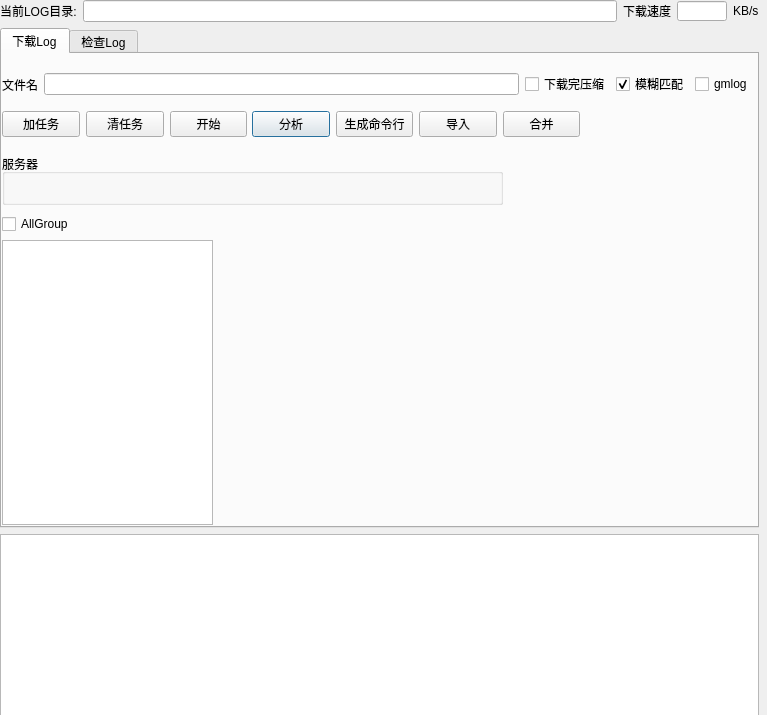
Above: python/demo/xPyQTDemo/ui/DlgLog.ui from sunnybug/sunnybug before the change. Below: the same form after it.
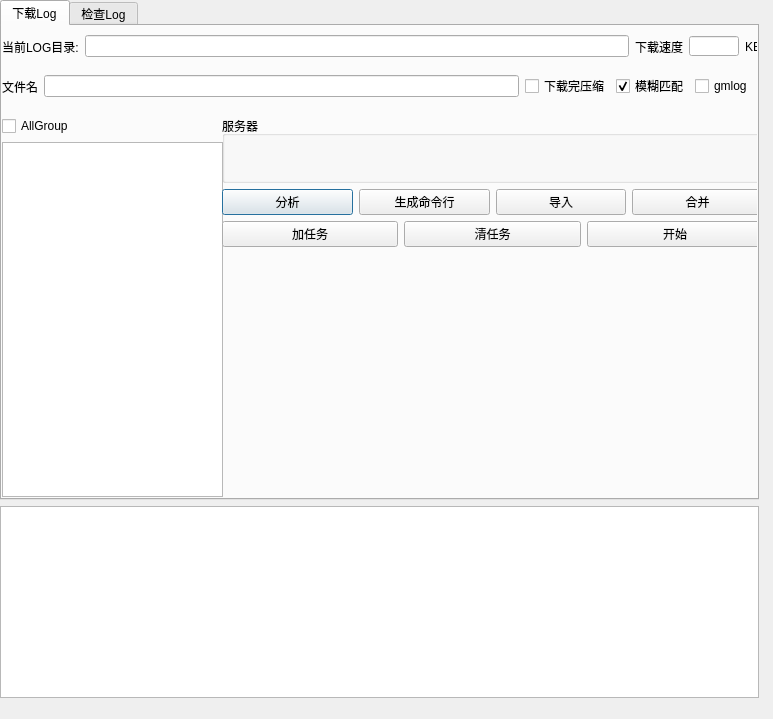
That is the form after the change.

```diff
--- a/python/demo/xPyQTDemo/ui/DlgLog.ui
+++ b/python/demo/xPyQTDemo/ui/DlgLog.ui
@@ -9,8 +9,8 @@
    <rect>
     <x>0</x>
     <y>0</y>
-    <width>767</width>
-    <height>715</height>
+    <width>773</width>
+    <height>719</height>
    </rect>
   </property>
   <property name="windowTitle">
@@ -30,6 +30,118 @@
      <enum>QLayout::SetFixedSize</enum>
     </property>
     <item>
+     <widget class="QTabWidget" name="tabWidget">
+      <property name="minimumSize">
+       <size>
+        <width>0</width>
+        <height>500</height>
+       </size>
+      </property>
+      <property name="maximumSize">
+       <size>
+        <width>16777215</width>
+        <height>500</height>
+       </size>
+      </property>
+      <property name="currentIndex">
+       <number>0</number>
+      </property>
+      <widget class="QWidget" name="tabDownLog">
+       <attribute name="title">
+        <string>下载Log</string>
+       </attribute>
+       <widget class="QWidget" name="horizontalLayoutWidget_3">
+        <property name="geometry">
+         <rect>
+          <x>0</x>
+          <y>40</y>
+          <width>751</width>
+          <height>41</height>
+         </rect>
+        </property>
+        <layout class="QHBoxLayout" name="horizontalLayout_3">
+         <item>
+          <widget class="QLabel" name="label_4">
+           <property name="text">
+            <string>文件名</string>
+           </property>
+          </widget>
+         </item>
+         <item>
+          <widget class="QLineEdit" name="edtDownByFileName"/>
+         </item>
+         <item>
+          <widget class="QCheckBox" name="chkCompressOnFinish">
+           <property name="enabled">
+            <bool>true</bool>
+           </property>
+           <property name="text">
+            <string>下载完压缩</string>
+           </property>
+           <property name="checked">
+            <bool>false</bool>
+           </property>
+          </widget>
+         </item>
+         <item>
+          <widget class="QCheckBox" name="chkFuzzy">
+           <property name="text">
+            <string>模糊匹配</string>
+           </property>
+           <property name="checked">
+            <bool>true</bool>
+           </property>
+          </widget>
+         </item>
+         <item>
+          <widget class="QCheckBox" name="chkGmlog">
+           <property name="enabled">
+            <bool>true</bool>
+           </property>
+           <property name="text">
+            <string>gmlog</string>
+           </property>
+           <property name="checked">
+            <bool>false</bool>
+           </property>
+          </widget>
+         </item>
+        </layout>
+       </widget>
+       <widget class="QWidget" name="verticalLayoutWidget">
+        <property name="geometry">
+         <rect>
+          <x>0</x>
+          <y>90</y>
+          <width>221</width>
+          <height>381</height>
+         </rect>
+        </property>
+        <layout class="QVBoxLayout" name="verticalLayout">
+         <item>
+          <widget class="QCheckBox" name="chkAllGroup">
+           <property name="text">
+            <string>AllGroup</string>
+           </property>
+           <property name="checked">
+            <bool>false</bool>
+           </property>
+          </widget>
+         </item>
+         <item>
+          <widget class="QTreeView" name="tvSvr"/>
+         </item>
+        </layout>
+       </widget>
+       <widget class="QWidget" name="layoutWidget">
+        <property name="geometry">
+         <rect>
+          <x>0</x>
+          <y>0</y>
+          <width>769</width>
+          <height>41</height>
+         </rect>
+        </property>
      <layout class="QHBoxLayout" name="horizontalLayout_7">
       <item>
        <widget class="QLabel" name="label">
@@ -75,37 +187,19 @@
        </widget>
       </item>
      </layout>
-    </item>
+       </widget>
+       <widget class="QWidget" name="verticalLayoutWidget_3">
+        <property name="geometry">
+         <rect>
+          <x>220</x>
+          <y>90</y>
+          <width>541</width>
+          <height>131</height>
+         </rect>
+        </property>
+        <layout class="QVBoxLayout" name="verticalLayout_2">
     <item>
-     <widget class="QTabWidget" name="tabWidget">
-      <property name="minimumSize">
-       <size>
-        <width>0</width>
-        <height>500</height>
-       </size>
-      </property>
-      <property name="maximumSize">
-       <size>
-        <width>16777215</width>
-        <height>500</height>
-       </size>
-      </property>
-      <property name="currentIndex">
-       <number>0</number>
-      </property>
-      <widget class="QWidget" name="tabDownLog">
-       <attribute name="title">
-        <string>下载Log</string>
-       </attribute>
        <widget class="QGroupBox" name="groupSvrList">
-        <property name="geometry">
-         <rect>
-          <x>0</x>
-          <y>100</y>
-          <width>501</width>
-          <height>51</height>
-         </rect>
-        </property>
         <property name="title">
          <string>服务器</string>
         </property>
@@ -114,22 +208,15 @@
           <rect>
            <x>0</x>
            <y>10</y>
-           <width>501</width>
+              <width>551</width>
            <height>41</height>
           </rect>
          </property>
          <layout class="QHBoxLayout" name="horizontalLayout"/>
         </widget>
        </widget>
-       <widget class="QWidget" name="horizontalLayoutWidget_4">
-        <property name="geometry">
-         <rect>
-          <x>250</x>
-          <y>50</y>
-          <width>328</width>
-          <height>41</height>
-         </rect>
-        </property>
+         </item>
+         <item>
         <layout class="QHBoxLayout" name="horizontalLayout_4">
          <item>
           <widget class="QPushButton" name="btnAnalystLog">
@@ -184,16 +271,8 @@
           </widget>
          </item>
         </layout>
-       </widget>
-       <widget class="QWidget" name="horizontalLayoutWidget_2">
-        <property name="geometry">
-         <rect>
-          <x>0</x>
-          <y>50</y>
-          <width>245</width>
-          <height>41</height>
-         </rect>
-        </property>
+         </item>
+         <item>
         <layout class="QHBoxLayout" name="horizontalLayout_2">
          <item>
           <widget class="QPushButton" name="btnAddTask">
@@ -235,90 +314,14 @@
           </widget>
          </item>
         </layout>
-       </widget>
-       <widget class="QWidget" name="horizontalLayoutWidget_3">
-        <property name="geometry">
-         <rect>
-          <x>0</x>
-          <y>10</y>
-          <width>751</width>
-          <height>41</height>
-         </rect>
-        </property>
-        <layout class="QHBoxLayout" name="horizontalLayout_3">
-         <item>
-          <widget class="QLabel" name="label_4">
-           <property name="text">
-            <string>文件名</string>
-           </property>
-          </widget>
          </item>
-         <item>
-          <widget class="QLineEdit" name="edtDownByFileName"/>
-         </item>
-         <item>
-          <widget class="QCheckBox" name="chkCompressOnFinish">
-           <property name="enabled">
-            <bool>true</bool>
-           </property>
-           <property name="text">
-            <string>下载完压缩</string>
-           </property>
-           <property name="checked">
-            <bool>false</bool>
-           </property>
-          </widget>
-         </item>
-         <item>
-          <widget class="QCheckBox" name="chkFuzzy">
-           <property name="text">
-            <string>模糊匹配</string>
-           </property>
-           <property name="checked">
-            <bool>true</bool>
-           </property>
-          </widget>
-         </item>
-         <item>
-          <widget class="QCheckBox" name="chkGmlog">
-           <property name="enabled">
-            <bool>true</bool>
-           </property>
-           <property name="text">
-            <string>gmlog</string>
-           </property>
-           <property name="checked">
-            <bool>false</bool>
-           </property>
-          </widget>
-         </item>
         </layout>
        </widget>
-       <widget class="QWidget" name="verticalLayoutWidget">
-        <property name="geometry">
-         <rect>
-          <x>0</x>
-          <y>160</y>
-          <width>211</width>
-          <height>311</height>
-         </rect>
-        </property>
-        <layout class="QVBoxLayout" name="verticalLayout">
-         <item>
-          <widget class="QCheckBox" name="chkAllGroup">
-           <property name="text">
-            <string>AllGroup</string>
-           </property>
-           <property name="checked">
-            <bool>false</bool>
-           </property>
-          </widget>
-         </item>
-         <item>
-          <widget class="QTreeView" name="tvSvr"/>
-         </item>
-        </layout>
-       </widget>
+       <zorder>horizontalLayoutWidget_3</zorder>
+       <zorder>verticalLayoutWidget</zorder>
+       <zorder>layoutWidget</zorder>
+       <zorder>verticalLayoutWidget_3</zorder>
+       <zorder>groupSvrList</zorder>
       </widget>
       <widget class="QWidget" name="tabCheckLog">
        <attribute name="title">
```
Left out of the diff: 100 changed lines with no effect on the pictures. Lines whose indentation alone changed are shown as unchanged.
